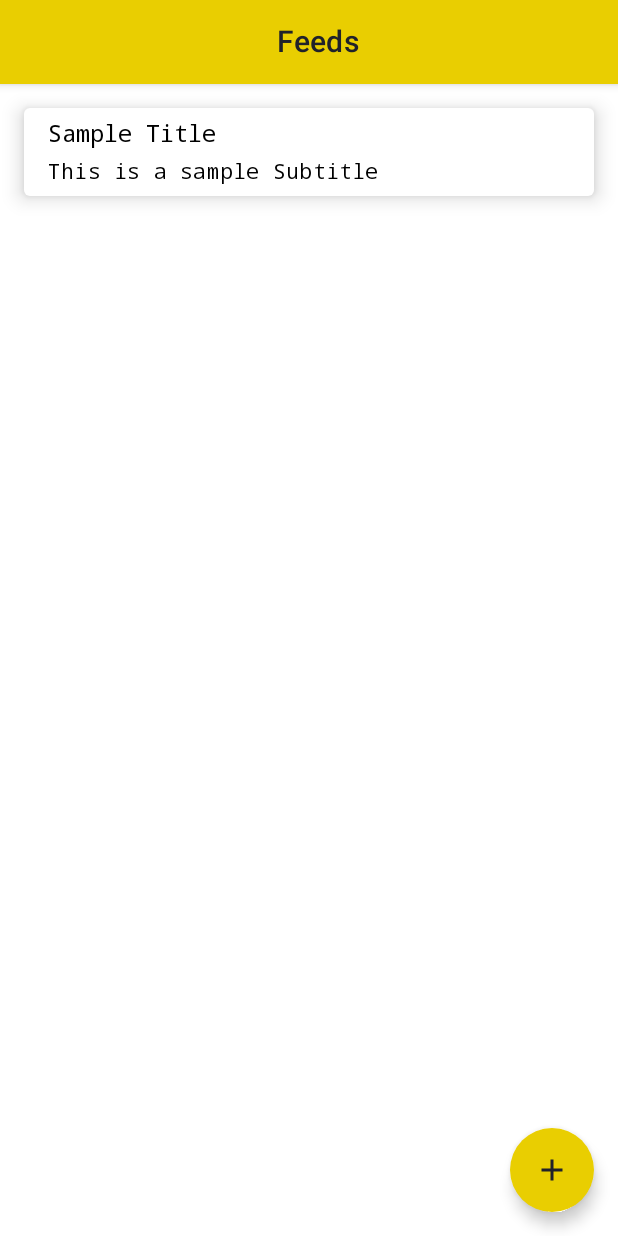
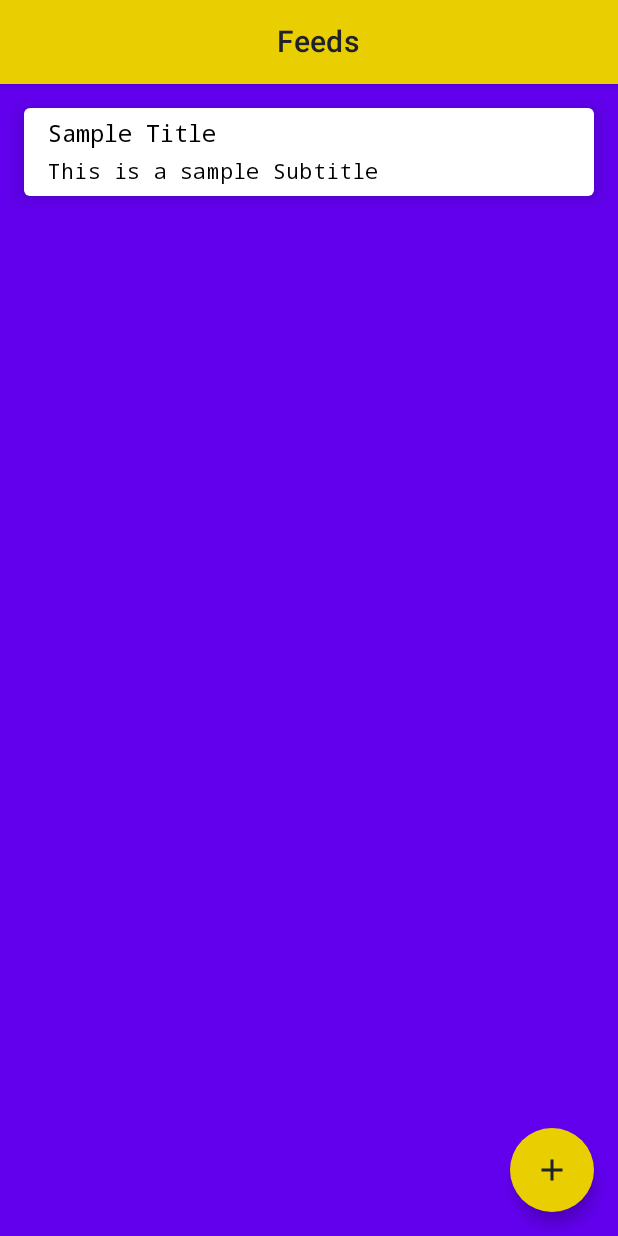
Before and after one commit to hamidrezasahraei/Pheedly, an Android app built with Jetpack Compose: the @Preview function FeedListPreview, on a phone screen of 412 x 824 dp. Run offline under Robolectric (Android 15) with nearby library versions, the phone set to English and light mode, and no system bars; libraries missing offline, so code that uses them is left out: com.prof.rssparser; pictures from the network do not load.

Commit message:
Support dark theme background color

```diff
--- a/app/src/main/java/sahraei/hamidreza/pheedly/common/compose/ScaffoldWithTopBar.kt
+++ b/app/src/main/java/sahraei/hamidreza/pheedly/common/compose/ScaffoldWithTopBar.kt
@@ -29,7 +29,9 @@ fun ScaffoldWithTopBar(
                         color = LightGreys90
                     )
                 })
-        }) {
+        },
+        backgroundColor = MaterialTheme.colors.primary
+    ) {
         content.invoke()
     }
 }
--- a/app/src/main/java/sahraei/hamidreza/pheedly/feature/feedlist/ui/FeedListScreen.kt
+++ b/app/src/main/java/sahraei/hamidreza/pheedly/feature/feedlist/ui/FeedListScreen.kt
@@ -21,10 +21,10 @@ import androidx.compose.ui.Modifier
 import androidx.compose.ui.tooling.preview.Preview
 import androidx.compose.ui.unit.dp
 import androidx.hilt.navigation.compose.hiltViewModel
+import sahraei.hamidreza.pheedly.common.compose.AddFeedDialog
 import sahraei.hamidreza.pheedly.common.compose.CardItem
 import sahraei.hamidreza.pheedly.common.compose.PheedlyProgressItem
 import sahraei.hamidreza.pheedly.common.compose.ScaffoldWithTopBar
-import sahraei.hamidreza.pheedly.common.compose.AddFeedDialog
 import sahraei.hamidreza.pheedly.feature.feedlist.model.FeedItem
 import sahraei.hamidreza.pheedly.ui.theme.LightGreys90
 import sahraei.hamidreza.pheedly.ui.theme.LightPheedly
```
